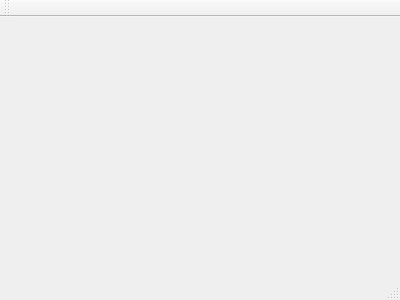
Above: mainwindow.ui from robocenter-rov/remote-control before the change. Below: the same form after it.
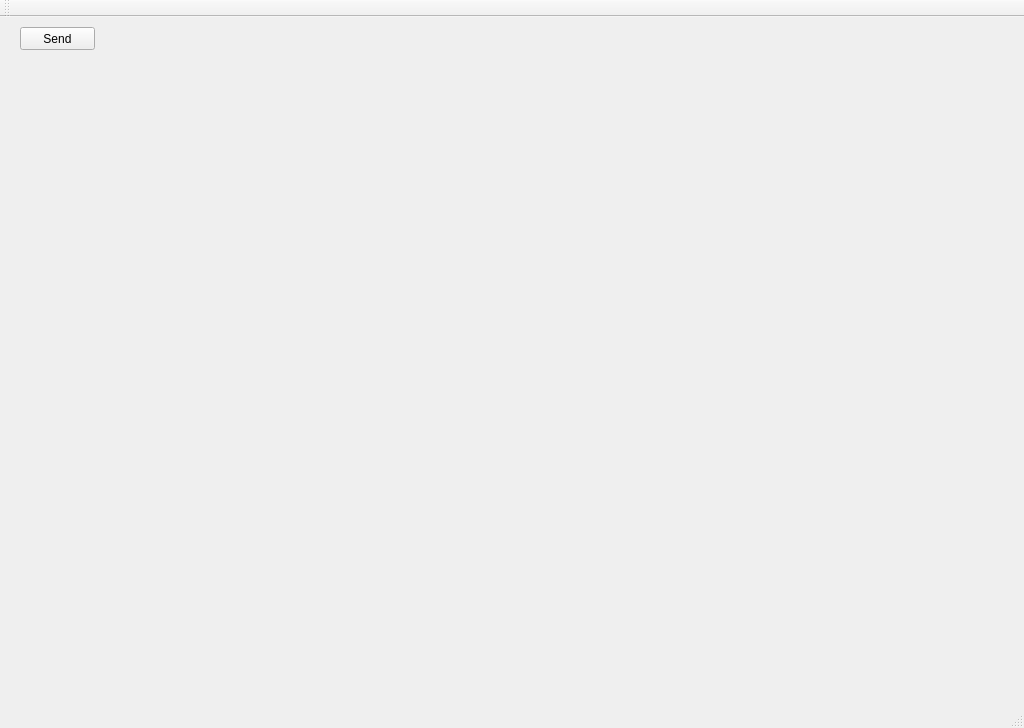
That is the form after the change.

Commit message: Use QUdpSocket Add code for QUdpSocket to constructor MainWindow::MainWindow() In comments method SendMessage()

Diff of the .ui file:
```diff
--- a/mainwindow.ui
+++ b/mainwindow.ui
@@ -1,24 +1,62 @@
 <ui version="4.0">
  <class>MainWindow</class>
- <widget class="QMainWindow" name="MainWindow" >
-  <property name="geometry" >
+ <widget class="QMainWindow" name="MainWindow">
+  <property name="windowModality">
+   <enum>Qt::NonModal</enum>
+  </property>
+  <property name="geometry">
    <rect>
     <x>0</x>
     <y>0</y>
-    <width>400</width>
-    <height>300</height>
+    <width>1024</width>
+    <height>728</height>
    </rect>
   </property>
-  <property name="windowTitle" >
-   <string>MainWindow</string>
+  <property name="minimumSize">
+   <size>
+    <width>0</width>
+    <height>0</height>
+   </size>
   </property>
-  <widget class="QMenuBar" name="menuBar" />
-  <widget class="QToolBar" name="mainToolBar" />
-  <widget class="QWidget" name="centralWidget" />
-  <widget class="QStatusBar" name="statusBar" />
+  <property name="windowTitle">
+   <string>ROV Control</string>
+  </property>
+  <widget class="QWidget" name="centralWidget">
+   <widget class="QPushButton" name="sendButton">
+    <property name="geometry">
+     <rect>
+      <x>20</x>
+      <y>10</y>
+      <width>75</width>
+      <height>23</height>
+     </rect>
+    </property>
+    <property name="text">
+     <string>Send</string>
+    </property>
+   </widget>
+  </widget>
+  <widget class="QMenuBar" name="menuBar">
+   <property name="geometry">
+    <rect>
+     <x>0</x>
+     <y>0</y>
+     <width>1024</width>
+     <height>21</height>
+    </rect>
+   </property>
+  </widget>
+  <widget class="QToolBar" name="mainToolBar">
+   <attribute name="toolBarArea">
+    <enum>TopToolBarArea</enum>
+   </attribute>
+   <attribute name="toolBarBreak">
+    <bool>false</bool>
+   </attribute>
+  </widget>
+  <widget class="QStatusBar" name="statusBar"/>
  </widget>
- <layoutDefault spacing="6" margin="11" />
- <pixmapfunction></pixmapfunction>
+ <layoutdefault spacing="6" margin="11"/>
  <resources/>
  <connections/>
 </ui>
```
Left out of the diff: 1 changed line with no effect on the pictures. The commit also changes 3 other files.
